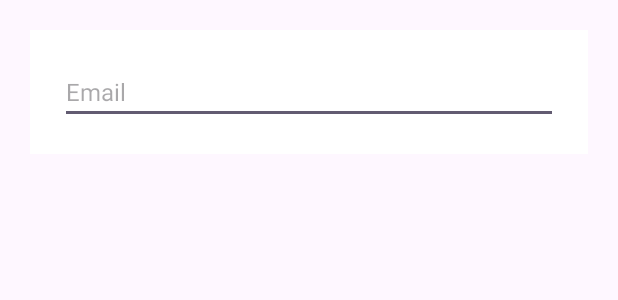
After one commit to ankanchanda/Major, an Android app: the layout forget_password_layout.xml on its own in the app's theme, with its tools: preview values and no code run, on a phone screen of 412 x 824 dp. The commit adds this screen. Shown: the top 300 px of the screen. Run offline under Robolectric (Android 15) with nearby library versions, the phone set to English and light mode, and no system bars.

Commit message:
forget password support

```diff
--- /dev/null
+++ b/app/src/main/res/layout/forget_password_layout.xml
@@ -0,0 +1,21 @@
+<?xml version="1.0" encoding="utf-8"?>
+<androidx.constraintlayout.widget.ConstraintLayout xmlns:android="http://schemas.android.com/apk/res/android"
+    xmlns:app="http://schemas.android.com/apk/res-auto"
+    android:padding="20dp"
+    android:layout_margin="20dp"
+    android:background="@color/white"
+    android:layout_width="match_parent"
+    android:layout_height="wrap_content">
+
+    <EditText
+        android:id="@+id/resetPasswordEmail"
+        android:layout_width="match_parent"
+        android:layout_height="wrap_content"
+        android:textColor="@color/black"
+        app:layout_constraintTop_toTopOf="parent"
+        app:layout_constraintStart_toStartOf="parent"
+        app:layout_constraintEnd_toEndOf="parent"
+        android:textSize="16sp"
+        android:hint="Email"
+        />
+</androidx.constraintlayout.widget.ConstraintLayout>
```
Also changed, not shown: app/src/main/java/com/example/majormajor/MainActivity.kt (+22 -0 lines).
